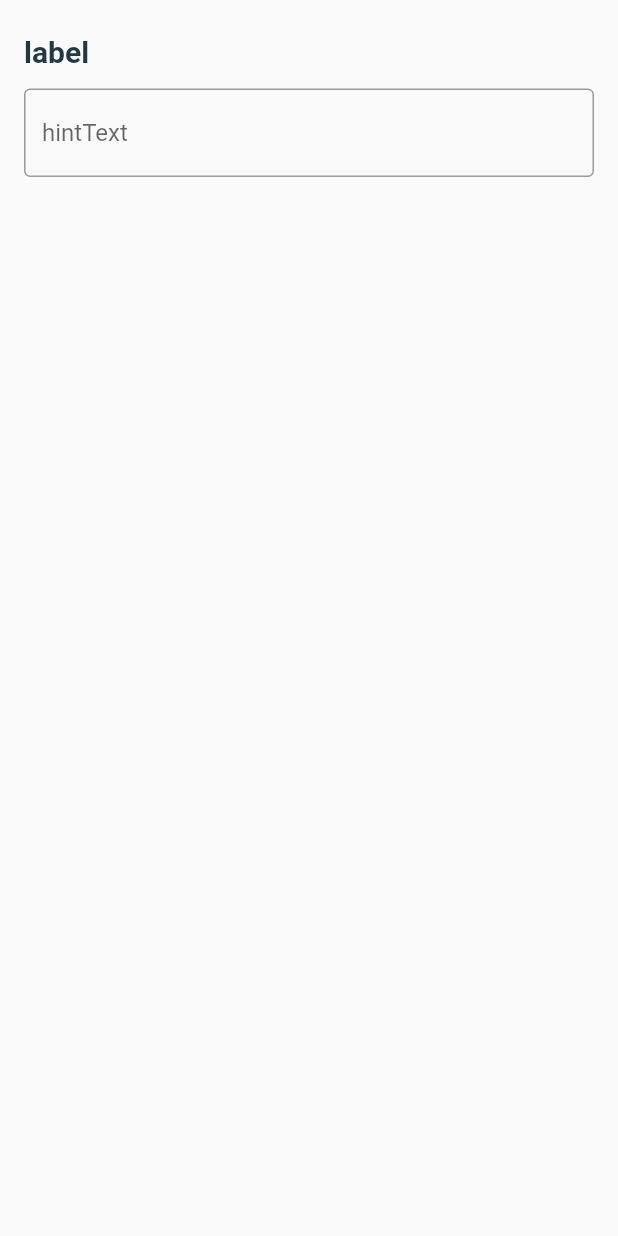
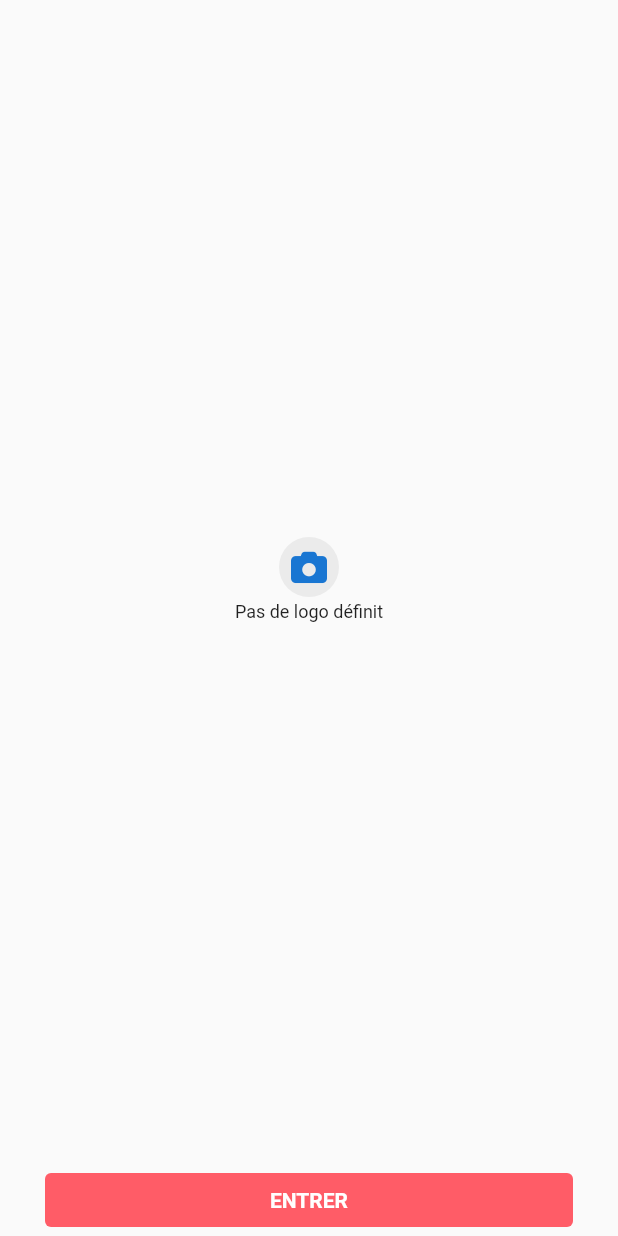
Before and after one commit to ben-ndui/smoothandesign-flutter-template, a Flutter app: the screen it shows after launch, on a phone screen of 412 x 824 dp. Run offline on Flutter 3.47's test engine with Material 2 defaults, Android fonts, the phone set to English and light mode, and no system bars; drawn by our look-alikes of auto_size_text; our stand-ins replace auto_route, cloud_firestore, flutter_svg, font_awesome_flutter; accounts and stored records are empty.

Commit message:
* UPDATE - smooth_button_link.dart changed name and it's powerfull [edited] - Default splash_screen.dart [edited]

```diff
--- a/lib/views/splash/splash_screen.dart
+++ b/lib/views/splash/splash_screen.dart
@@ -1,5 +1,9 @@
+import 'package:auto_route/auto_route.dart';
 import 'package:flutter/material.dart';
-import 'package:smoothTheme/widgets/smooth_textField.dart';
+import 'package:smoothTheme/constants/smooth_color.dart';
+import 'package:smoothTheme/widgets/smooth_button.dart';
+import 'package:smoothTheme/widgets/smooth_logo.dart';
+import 'package:smoothstarter/router/router.gr.dart';
 
 class SplashScreen extends StatelessWidget {
   const SplashScreen({Key? key}) : super(key: key);
@@ -12,12 +16,18 @@ class SplashScreen extends StatelessWidget {
   }
 
   Widget splashBody(BuildContext context) {
-    return ListView(
-      shrinkWrap: true,
-      padding: EdgeInsets.zero,
-      children: const [
-        SmoothTextField(label: "label", hintText: "hintText", isPasswordField: false),
-      ],
+    return SafeArea(
+      child: Column(
+        mainAxisSize: MainAxisSize.max,
+        mainAxisAlignment: MainAxisAlignment.center,
+        crossAxisAlignment: CrossAxisAlignment.center,
+        children: [
+          const Expanded(child: const SmoothLogo(url: "Entrer")),
+          SmoothButton(title: "Entrer", color: SmoothColor.white, plain: true, onPressed: (){
+            context.router.push(const SmoothLogin());
+          }),
+        ],
+      ),
     );
   }
 }
--- a/packages/smooth-theme/lib/widgets/smooth_button_link.dart
+++ b/packages/smooth-theme/lib/widgets/smooth_button.dart
@@ -1,13 +1,14 @@
 import 'package:flutter/material.dart';
 import 'package:smoothTheme/constants/smooth_color.dart';
 
-class SmoothButtonLink extends StatelessWidget {
+class SmoothButton extends StatelessWidget {
   final String title;
   final Color? color;
   final double? vertical;
   final Function() onPressed;
+  final bool? plain;
 
-  const SmoothButtonLink({Key? key, required this.title, this.color, this.vertical, required this.onPressed}) : super(key: key);
+  const SmoothButton({Key? key, required this.title, this.color, this.vertical, required this.onPressed, this.plain}) : super(key: key);
 
   @override
   Widget build(BuildContext context) {
@@ -26,7 +27,8 @@ class SmoothButtonLink extends StatelessWidget {
             child: TextButton(
               onPressed: onPressed,
               style: TextButton.styleFrom(
-                primary: SmoothColor.accent,
+                backgroundColor: plain != null && plain == true ? SmoothColor.danger : SmoothColor.transparent,
+                primary: plain != null && plain == true ? SmoothColor.white : SmoothColor.accent,
               ),
               child: Text(
                 title.toUpperCase(),
--- /dev/null
+++ b/packages/smooth-theme/lib/widgets/smooth_logo.dart
@@ -0,0 +1,67 @@
+import 'package:flutter/material.dart';
+import 'package:flutter_svg/svg.dart';
+import 'package:font_awesome_flutter/font_awesome_flutter.dart';
+import 'package:smoothTheme/constants/smooth-configs.dart';
+import 'package:smoothTheme/constants/smooth_color.dart';
+import 'package:smoothTheme/widgets/smooth_text.dart';
+
+class SmoothLogo extends StatelessWidget {
+  final String url;
+  final String? title;
+
+  const SmoothLogo({Key? key, required this.url, this.title}) : super(key: key);
+
+  @override
+  Widget build(BuildContext context) {
+    SmoothConfigs().init(context);
+
+    if(title != null){
+      final res = url.split('.');
+      final extension = res[1];
+      Widget? img;
+
+      switch (extension) {
+        case "svg":
+          img = SvgPicture.asset(url,
+              width: SmoothConfigs.screenWidth, fit: BoxFit.cover);
+          break;
+        case "jpg":
+          img = Image.asset(url,
+              width: SmoothConfigs.screenWidth, fit: BoxFit.cover);
+          break;
+        default:
+          img = SvgPicture.asset(url,
+              width: SmoothConfigs.screenWidth, fit: BoxFit.cover);
+      }
+
+      return Column(
+        mainAxisSize: MainAxisSize.min,
+        mainAxisAlignment: MainAxisAlignment.center,
+        crossAxisAlignment: CrossAxisAlignment.center,
+        children: [
+          img,
+          title != null || title!.isNotEmpty
+              ? SmoothText(
+                  title: title!,
+                  horizontal: 0.0,
+                  vertical: 1.0,
+                  alignment: TextAlign.center,
+                )
+              : Container(),
+        ],
+      );
+    }else
+      return Container(
+        width: SmoothConfigs.screenWidth,
+        child: Column(
+          mainAxisSize: MainAxisSize.max,
+          mainAxisAlignment: MainAxisAlignment.center,
+          crossAxisAlignment: CrossAxisAlignment.center,
+          children: [
+            CircleAvatar(child: FaIcon(FontAwesomeIcons.camera), backgroundColor: SmoothColor.grey),
+            SmoothText(title: 'Pas de logo définit', horizontal: 1.0, vertical: 3.0, alignment: TextAlign.center, style: TextStyle(fontSize: 12.0),),
+          ],
+        ),
+      );
+  }
+}
--- a/packages/smooth-theme/lib/widgets/smooth_textField.dart
+++ b/packages/smooth-theme/lib/widgets/smooth_textField.dart
@@ -1,7 +1,7 @@
 import 'package:flutter/material.dart';
 import 'package:font_awesome_flutter/font_awesome_flutter.dart';
 import 'package:smoothTheme/constants/smooth_color.dart';
-import 'package:smoothTheme/widgets/smooth_button_link.dart';
+import 'package:smoothTheme/widgets/smooth_button.dart';
 import 'package:smoothTheme/widgets/smooth_text.dart';
 
 class SmoothTextField extends StatelessWidget {
@@ -100,7 +100,7 @@ class SmoothTextField extends StatelessWidget {
             crossAxisAlignment: CrossAxisAlignment.center,
             children: [
               const FaIcon(FontAwesomeIcons.camera),
-              SmoothButtonLink(
+              SmoothButton(
                   title: "Choisissez la photo",
                   onPressed: () {
                     //TODO: Make user select picture from gallery
```
